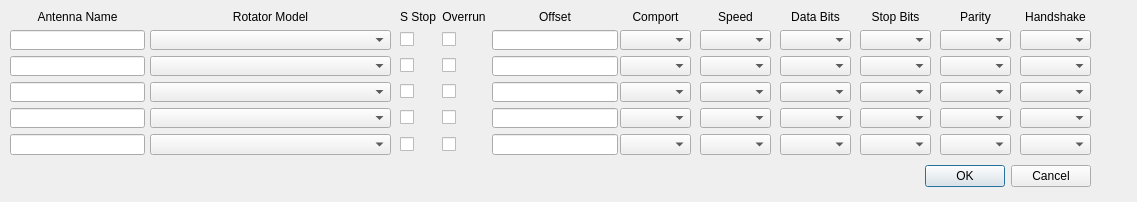
The window that mqt/MqtRotator/setupdialog.ui (zsteva/backup-minos2) describes before a commit, drawn with Qt 5.
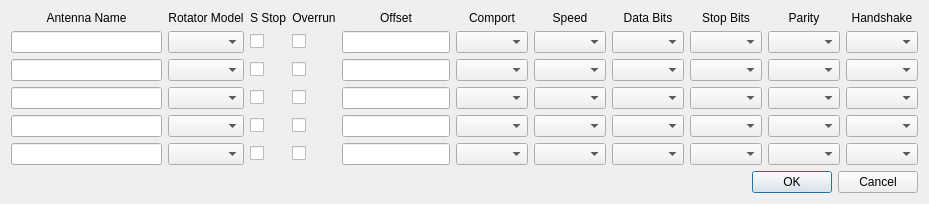
The same window after the commit.

Commit message: compass and layouts adjust for resizing. Dial promoted to compassDial

```diff
--- a/mqt/MqtRotator/setupdialog.ui
+++ b/mqt/MqtRotator/setupdialog.ui
@@ -6,38 +6,17 @@
    <rect>
     <x>0</x>
     <y>0</y>
-    <width>1137</width>
+    <width>929</width>
     <height>202</height>
    </rect>
   </property>
   <property name="windowTitle">
    <string>Antenna Setup</string>
   </property>
-  <widget class="QDialogButtonBox" name="buttonBox">
-   <property name="geometry">
-    <rect>
-     <x>750</x>
-     <y>160</y>
-     <width>341</width>
-     <height>32</height>
-    </rect>
-   </property>
-   <property name="orientation">
-    <enum>Qt::Horizontal</enum>
-   </property>
-   <property name="standardButtons">
-    <set>QDialogButtonBox::Cancel|QDialogButtonBox::Ok</set>
-   </property>
-  </widget>
-  <widget class="QWidget" name="layoutWidget">
-   <property name="geometry">
-    <rect>
-     <x>10</x>
-     <y>10</y>
-     <width>135</width>
-     <height>145</height>
-    </rect>
-   </property>
+  <layout class="QVBoxLayout" name="verticalLayout_9">
+   <item>
+    <layout class="QHBoxLayout" name="horizontalLayout">
+     <item>
    <layout class="QVBoxLayout" name="verticalLayout">
     <item>
      <widget class="QLabel" name="label_3">
@@ -88,53 +67,8 @@
      </widget>
     </item>
    </layout>
-  </widget>
-  <widget class="QWidget" name="layoutWidget">
-   <property name="geometry">
-    <rect>
-     <x>700</x>
-     <y>10</y>
-     <width>71</width>
-     <height>145</height>
-    </rect>
-   </property>
-   <layout class="QVBoxLayout" name="verticalLayout_4">
-    <item>
-     <widget class="QLabel" name="label_4">
-      <property name="text">
-       <string>Speed</string>
-      </property>
-      <property name="alignment">
-       <set>Qt::AlignCenter</set>
-      </property>
-     </widget>
     </item>
     <item>
-     <widget class="QComboBox" name="comSpeedBox1"/>
-    </item>
-    <item>
-     <widget class="QComboBox" name="comSpeedBox2"/>
-    </item>
-    <item>
-     <widget class="QComboBox" name="comSpeedBox3"/>
-    </item>
-    <item>
-     <widget class="QComboBox" name="comSpeedBox4"/>
-    </item>
-    <item>
-     <widget class="QComboBox" name="comSpeedBox5"/>
-    </item>
-   </layout>
-  </widget>
-  <widget class="QWidget" name="layoutWidget">
-   <property name="geometry">
-    <rect>
-     <x>150</x>
-     <y>10</y>
-     <width>241</width>
-     <height>145</height>
-    </rect>
-   </property>
    <layout class="QVBoxLayout" name="verticalLayout_2">
     <item>
      <widget class="QLabel" name="label_2">
@@ -162,201 +96,8 @@
      <widget class="QComboBox" name="rotatorModelBox5"/>
     </item>
    </layout>
-  </widget>
-  <widget class="QWidget" name="layoutWidget">
-   <property name="geometry">
-    <rect>
-     <x>620</x>
-     <y>10</y>
-     <width>71</width>
-     <height>145</height>
-    </rect>
-   </property>
-   <layout class="QVBoxLayout" name="verticalLayout_3">
-    <item>
-     <widget class="QLabel" name="label">
-      <property name="text">
-       <string>Comport</string>
-      </property>
-      <property name="alignment">
-       <set>Qt::AlignCenter</set>
-      </property>
-     </widget>
     </item>
     <item>
-     <widget class="QComboBox" name="comPortBox1"/>
-    </item>
-    <item>
-     <widget class="QComboBox" name="comPortBox2"/>
-    </item>
-    <item>
-     <widget class="QComboBox" name="comPortBox3"/>
-    </item>
-    <item>
-     <widget class="QComboBox" name="comPortBox4"/>
-    </item>
-    <item>
-     <widget class="QComboBox" name="comPortBox5"/>
-    </item>
-   </layout>
-  </widget>
-  <widget class="QWidget" name="layoutWidget_2">
-   <property name="geometry">
-    <rect>
-     <x>780</x>
-     <y>10</y>
-     <width>71</width>
-     <height>145</height>
-    </rect>
-   </property>
-   <layout class="QVBoxLayout" name="verticalLayout_5">
-    <item>
-     <widget class="QLabel" name="label_5">
-      <property name="text">
-       <string>Data Bits</string>
-      </property>
-      <property name="alignment">
-       <set>Qt::AlignCenter</set>
-      </property>
-     </widget>
-    </item>
-    <item>
-     <widget class="QComboBox" name="comDataBitsBox1"/>
-    </item>
-    <item>
-     <widget class="QComboBox" name="comDataBitsBox2"/>
-    </item>
-    <item>
-     <widget class="QComboBox" name="comDataBitsBox3"/>
-    </item>
-    <item>
-     <widget class="QComboBox" name="comDataBitsBox4"/>
-    </item>
-    <item>
-     <widget class="QComboBox" name="comDataBitsBox5"/>
-    </item>
-   </layout>
-  </widget>
-  <widget class="QWidget" name="layoutWidget_3">
-   <property name="geometry">
-    <rect>
-     <x>860</x>
-     <y>10</y>
-     <width>71</width>
-     <height>145</height>
-    </rect>
-   </property>
-   <layout class="QVBoxLayout" name="verticalLayout_6">
-    <item>
-     <widget class="QLabel" name="label_6">
-      <property name="text">
-       <string>Stop Bits</string>
-      </property>
-      <property name="alignment">
-       <set>Qt::AlignCenter</set>
-      </property>
-     </widget>
-    </item>
-    <item>
-     <widget class="QComboBox" name="comStopBitsBox1"/>
-    </item>
-    <item>
-     <widget class="QComboBox" name="comStopBitsBox2"/>
-    </item>
-    <item>
-     <widget class="QComboBox" name="comStopBitsBox3"/>
-    </item>
-    <item>
-     <widget class="QComboBox" name="comStopBitsBox4"/>
-    </item>
-    <item>
-     <widget class="QComboBox" name="comStopBitsBox5"/>
-    </item>
-   </layout>
-  </widget>
-  <widget class="QWidget" name="layoutWidget_4">
-   <property name="geometry">
-    <rect>
-     <x>940</x>
-     <y>10</y>
-     <width>71</width>
-     <height>145</height>
-    </rect>
-   </property>
-   <layout class="QVBoxLayout" name="verticalLayout_7">
-    <item>
-     <widget class="QLabel" name="label_7">
-      <property name="text">
-       <string>Parity</string>
-      </property>
-      <property name="alignment">
-       <set>Qt::AlignCenter</set>
-      </property>
-     </widget>
-    </item>
-    <item>
-     <widget class="QComboBox" name="comParityBox1"/>
-    </item>
-    <item>
-     <widget class="QComboBox" name="comParityBox2"/>
-    </item>
-    <item>
-     <widget class="QComboBox" name="comParityBox3"/>
-    </item>
-    <item>
-     <widget class="QComboBox" name="comParityBox4"/>
-    </item>
-    <item>
-     <widget class="QComboBox" name="comParityBox5"/>
-    </item>
-   </layout>
-  </widget>
-  <widget class="QWidget" name="layoutWidget_5">
-   <property name="geometry">
-    <rect>
-     <x>1020</x>
-     <y>10</y>
-     <width>71</width>
-     <height>145</height>
-    </rect>
-   </property>
-   <layout class="QVBoxLayout" name="verticalLayout_8">
-    <item>
-     <widget class="QLabel" name="label_8">
-      <property name="text">
-       <string>Handshake</string>
-      </property>
-      <property name="alignment">
-       <set>Qt::AlignCenter</set>
-      </property>
-     </widget>
-    </item>
-    <item>
-     <widget class="QComboBox" name="comHandShakeBox1"/>
-    </item>
-    <item>
-     <widget class="QComboBox" name="comHandShakeBox2"/>
-    </item>
-    <item>
-     <widget class="QComboBox" name="comHandShakeBox3"/>
-    </item>
-    <item>
-     <widget class="QComboBox" name="comHandShakeBox4"/>
-    </item>
-    <item>
-     <widget class="QComboBox" name="comHandShakeBox5"/>
-    </item>
-   </layout>
-  </widget>
-  <widget class="QWidget" name="layoutWidget">
-   <property name="geometry">
-    <rect>
-     <x>400</x>
-     <y>10</y>
-     <width>218</width>
-     <height>145</height>
-    </rect>
-   </property>
    <layout class="QGridLayout" name="gridLayout">
     <item row="0" column="0">
      <widget class="QLabel" name="label_9">
@@ -509,7 +250,194 @@
      </widget>
     </item>
    </layout>
-  </widget>
+     </item>
+     <item>
+      <layout class="QVBoxLayout" name="verticalLayout_3">
+       <item>
+        <widget class="QLabel" name="label">
+         <property name="text">
+          <string>Comport</string>
+         </property>
+         <property name="alignment">
+          <set>Qt::AlignCenter</set>
+         </property>
+        </widget>
+       </item>
+       <item>
+        <widget class="QComboBox" name="comPortBox1"/>
+       </item>
+       <item>
+        <widget class="QComboBox" name="comPortBox2"/>
+       </item>
+       <item>
+        <widget class="QComboBox" name="comPortBox3"/>
+       </item>
+       <item>
+        <widget class="QComboBox" name="comPortBox4"/>
+       </item>
+       <item>
+        <widget class="QComboBox" name="comPortBox5"/>
+       </item>
+      </layout>
+     </item>
+     <item>
+      <layout class="QVBoxLayout" name="verticalLayout_4">
+       <item>
+        <widget class="QLabel" name="label_4">
+         <property name="text">
+          <string>Speed</string>
+         </property>
+         <property name="alignment">
+          <set>Qt::AlignCenter</set>
+         </property>
+        </widget>
+       </item>
+       <item>
+        <widget class="QComboBox" name="comSpeedBox1"/>
+       </item>
+       <item>
+        <widget class="QComboBox" name="comSpeedBox2"/>
+       </item>
+       <item>
+        <widget class="QComboBox" name="comSpeedBox3"/>
+       </item>
+       <item>
+        <widget class="QComboBox" name="comSpeedBox4"/>
+       </item>
+       <item>
+        <widget class="QComboBox" name="comSpeedBox5"/>
+       </item>
+      </layout>
+     </item>
+     <item>
+      <layout class="QVBoxLayout" name="verticalLayout_5">
+       <item>
+        <widget class="QLabel" name="label_5">
+         <property name="text">
+          <string>Data Bits</string>
+         </property>
+         <property name="alignment">
+          <set>Qt::AlignCenter</set>
+         </property>
+        </widget>
+       </item>
+       <item>
+        <widget class="QComboBox" name="comDataBitsBox1"/>
+       </item>
+       <item>
+        <widget class="QComboBox" name="comDataBitsBox2"/>
+       </item>
+       <item>
+        <widget class="QComboBox" name="comDataBitsBox3"/>
+       </item>
+       <item>
+        <widget class="QComboBox" name="comDataBitsBox4"/>
+       </item>
+       <item>
+        <widget class="QComboBox" name="comDataBitsBox5"/>
+       </item>
+      </layout>
+     </item>
+     <item>
+      <layout class="QVBoxLayout" name="verticalLayout_6">
+       <item>
+        <widget class="QLabel" name="label_6">
+         <property name="text">
+          <string>Stop Bits</string>
+         </property>
+         <property name="alignment">
+          <set>Qt::AlignCenter</set>
+         </property>
+        </widget>
+       </item>
+       <item>
+        <widget class="QComboBox" name="comStopBitsBox1"/>
+       </item>
+       <item>
+        <widget class="QComboBox" name="comStopBitsBox2"/>
+       </item>
+       <item>
+        <widget class="QComboBox" name="comStopBitsBox3"/>
+       </item>
+       <item>
+        <widget class="QComboBox" name="comStopBitsBox4"/>
+       </item>
+       <item>
+        <widget class="QComboBox" name="comStopBitsBox5"/>
+       </item>
+      </layout>
+     </item>
+     <item>
+      <layout class="QVBoxLayout" name="verticalLayout_7">
+       <item>
+        <widget class="QLabel" name="label_7">
+         <property name="text">
+          <string>Parity</string>
+         </property>
+         <property name="alignment">
+          <set>Qt::AlignCenter</set>
+         </property>
+        </widget>
+       </item>
+       <item>
+        <widget class="QComboBox" name="comParityBox1"/>
+       </item>
+       <item>
+        <widget class="QComboBox" name="comParityBox2"/>
+       </item>
+       <item>
+        <widget class="QComboBox" name="comParityBox3"/>
+       </item>
+       <item>
+        <widget class="QComboBox" name="comParityBox4"/>
+       </item>
+       <item>
+        <widget class="QComboBox" name="comParityBox5"/>
+       </item>
+      </layout>
+     </item>
+     <item>
+      <layout class="QVBoxLayout" name="verticalLayout_8">
+       <item>
+        <widget class="QLabel" name="label_8">
+         <property name="text">
+          <string>Handshake</string>
+         </property>
+         <property name="alignment">
+          <set>Qt::AlignCenter</set>
+         </property>
+        </widget>
+       </item>
+       <item>
+        <widget class="QComboBox" name="comHandShakeBox1"/>
+       </item>
+       <item>
+        <widget class="QComboBox" name="comHandShakeBox2"/>
+       </item>
+       <item>
+        <widget class="QComboBox" name="comHandShakeBox3"/>
+       </item>
+       <item>
+        <widget class="QComboBox" name="comHandShakeBox4"/>
+       </item>
+       <item>
+        <widget class="QComboBox" name="comHandShakeBox5"/>
+       </item>
+      </layout>
+     </item>
+    </layout>
+   </item>
+   <item>
+    <widget class="QDialogButtonBox" name="buttonBox">
+     <property name="orientation">
+      <enum>Qt::Horizontal</enum>
+     </property>
+     <property name="standardButtons">
+      <set>QDialogButtonBox::Cancel|QDialogButtonBox::Ok</set>
+     </property>
+    </widget>
+   </item>
+  </layout>
  </widget>
  <resources/>
  <connections>
```
Lines whose indentation alone changed are shown as unchanged. The commit also changes 10 other files.
